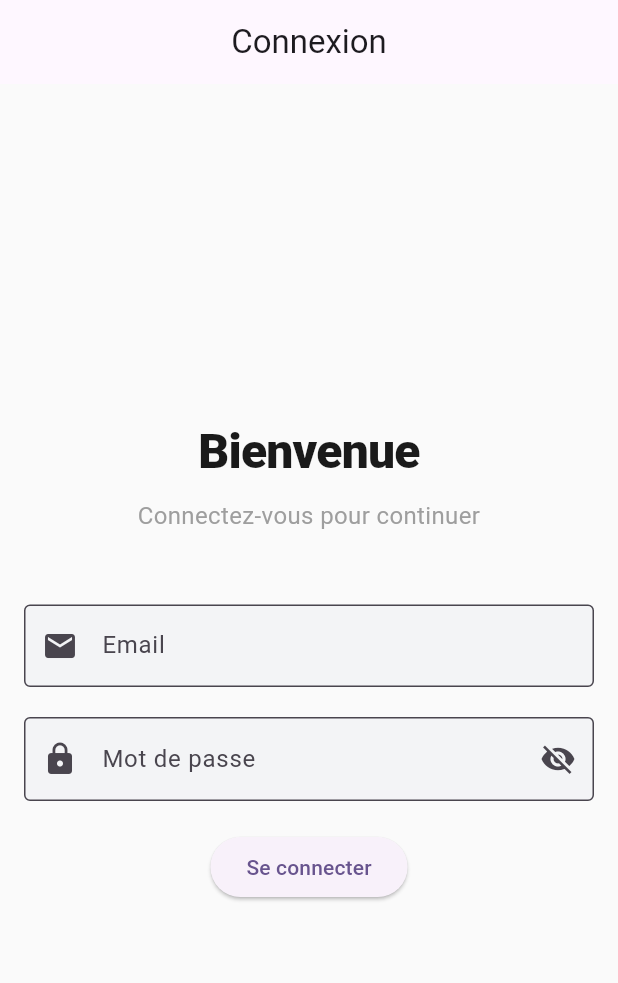
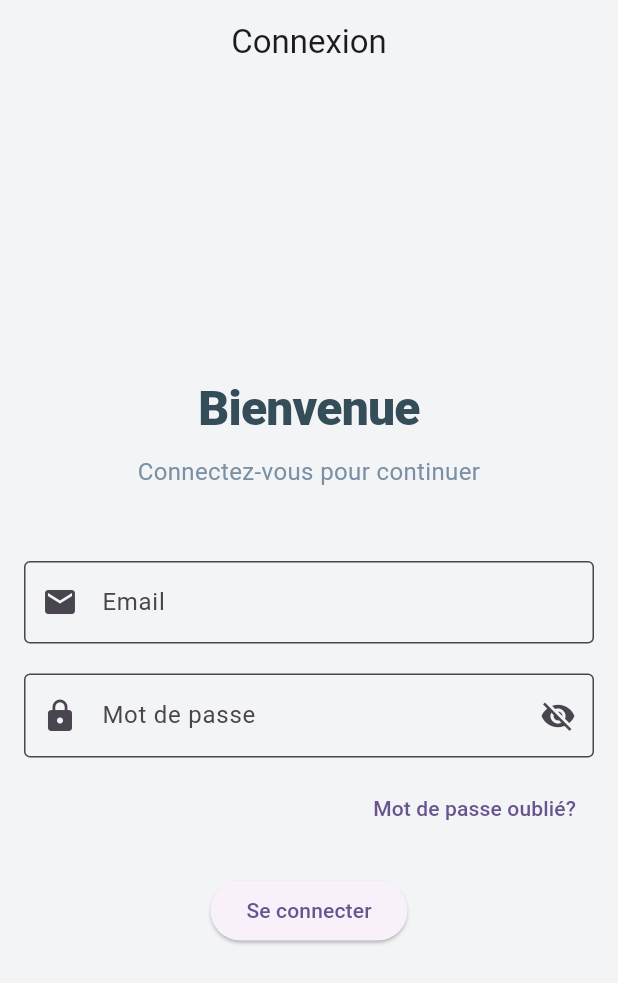
Before and after one commit to vortalitylbg/flutter-ap, a Flutter app: the screen it shows after launch, on a phone screen of 412 x 824 dp. Shown: the top 983 px of the screen. Run offline on Flutter 3.47's test engine with Material 3 defaults, Android fonts, the phone set to English and light mode, and no system bars; our stand-ins replace flutter_secure_storage; missing offline and left inert: mobile_scanner; accounts and stored records are empty.

Commit message:
Amélioration de la page de connexion respectant la charte graphique

```diff
--- a/mobile-master/lib/screens/screen_login/log_user.dart
+++ b/mobile-master/lib/screens/screen_login/log_user.dart
@@ -55,8 +55,8 @@ class _LoginUtilisateurState extends State<LoginUtilisateur> {
   @override
   Widget build(BuildContext context) {
     return Scaffold(
-      backgroundColor: const Color(0xFFFAFAFA),
-      appBar: AppBar(title: Text('Connexion'), centerTitle: true,),
+      backgroundColor: const Color(0xFFf3f4f6),
+      appBar: AppBar(title: Text('Connexion'), centerTitle: true, backgroundColor: Color(0xFFf3f4f6),),
       body: Padding(
         padding: EdgeInsets.all(16.0),
         child: Column(
@@ -68,7 +68,7 @@ class _LoginUtilisateurState extends State<LoginUtilisateur> {
               style: TextStyle(
                 fontSize: 32,
                 fontWeight: FontWeight.w800,
-                color: Color(0xFF1A1A1A),
+                color: Color(0xFF344d59),
                 letterSpacing: -0.5,
               ),
             ),
@@ -78,7 +78,7 @@ class _LoginUtilisateurState extends State<LoginUtilisateur> {
               textAlign: TextAlign.center,
               style: TextStyle(
                 fontSize: 16,
-                color: Colors.grey,
+                color: Color(0xFF7a90a4),
               ),
             ),
             const SizedBox(height: 48),
@@ -118,6 +118,16 @@ class _LoginUtilisateurState extends State<LoginUtilisateur> {
                 fillColor: Color(0xFFf3f4f6),
               ),
             ),
+            SizedBox(height: 10),
+            Align(
+              alignment: Alignment.centerRight,
+              child: TextButton(
+                onPressed: () {
+                  // Logique pour gérer l'oubli de mot de passe
+                },
+                child: Text('Mot de passe oublié?'),
+              ),
+            ),
             SizedBox(height: 20),
             ElevatedButton(
               onPressed: _login,
```
